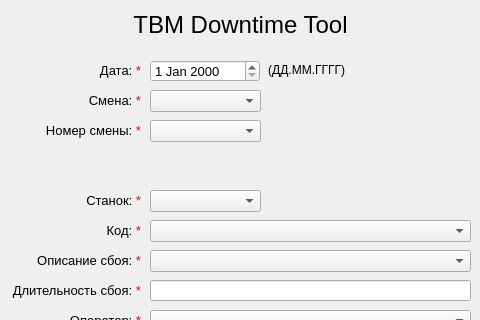
EvgenyMinikh/TBM_Downtime_Utils, file Main_Window_Form.ui: the form before one commit; both pictures show x 0 to 480 and y 0 to 320 of the 480 by 640 pixel window.
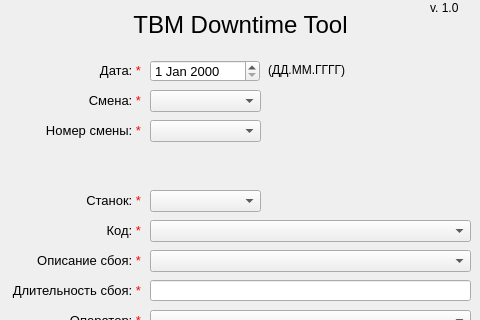
The form after the commit.

Commit message: [Add] Added user manuals, added version number to window

The edit to the form file:
```diff
--- a/Main_Window_Form.ui
+++ b/Main_Window_Form.ui
@@ -326,6 +326,19 @@
      <enum>Qt::Horizontal</enum>
     </property>
    </widget>
+   <widget class="QLabel" name="label_version">
+    <property name="geometry">
+     <rect>
+      <x>430</x>
+      <y>0</y>
+      <width>51</width>
+      <height>16</height>
+     </rect>
+    </property>
+    <property name="text">
+     <string>v. 1.0</string>
+    </property>
+   </widget>
   </widget>
   <widget class="QMenuBar" name="menubar">
    <property name="geometry">
```
The commit also changes 8 other files.
